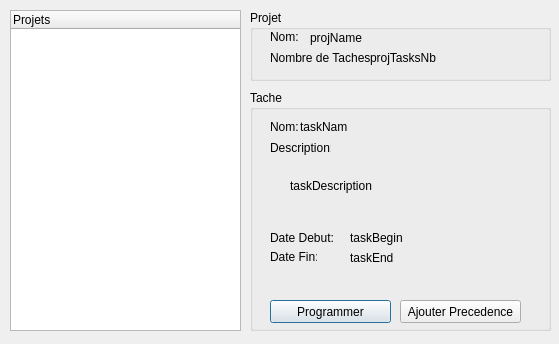
Above: ProjectCalendar/projectmain.ui from clemencevaz/LO21 before the change. Below: the same form after it.
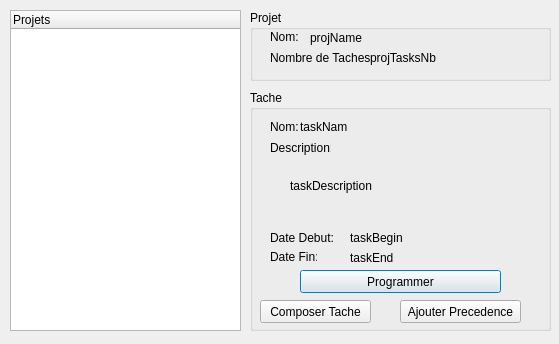
That is the form after the change.

The edit to the form file:
```diff
--- a/ProjectCalendar/projectmain.ui
+++ b/ProjectCalendar/projectmain.ui
@@ -132,9 +132,9 @@
    <widget class="QPushButton" name="taskProgram">
     <property name="geometry">
      <rect>
-      <x>20</x>
-      <y>210</y>
-      <width>121</width>
+      <x>50</x>
+      <y>180</y>
+      <width>201</width>
       <height>23</height>
      </rect>
     </property>
@@ -155,6 +155,19 @@
      <string>Ajouter Precedence</string>
     </property>
    </widget>
+   <widget class="QPushButton" name="composeButton">
+    <property name="geometry">
+     <rect>
+      <x>10</x>
+      <y>210</y>
+      <width>111</width>
+      <height>23</height>
+     </rect>
+    </property>
+    <property name="text">
+     <string>Composer Tache</string>
+    </property>
+   </widget>
   </widget>
   <widget class="QGroupBox" name="groupBox">
    <property name="geometry">
```
Left out of the diff: 2 changed lines with no effect on the pictures.
